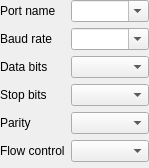
Above: src/device/serialportui.ui from x-tools-author/x-tools before the change. Below: the same form after it.
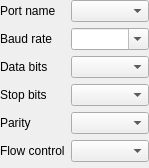
That is the form after the change.

```diff
--- a/src/device/serialportui.ui
+++ b/src/device/serialportui.ui
@@ -29,7 +29,7 @@
    <item row="0" column="1">
     <widget class="QComboBox" name="comboBoxPortName">
      <property name="editable">
-      <bool>true</bool>
+      <bool>false</bool>
      </property>
     </widget>
    </item>
```
